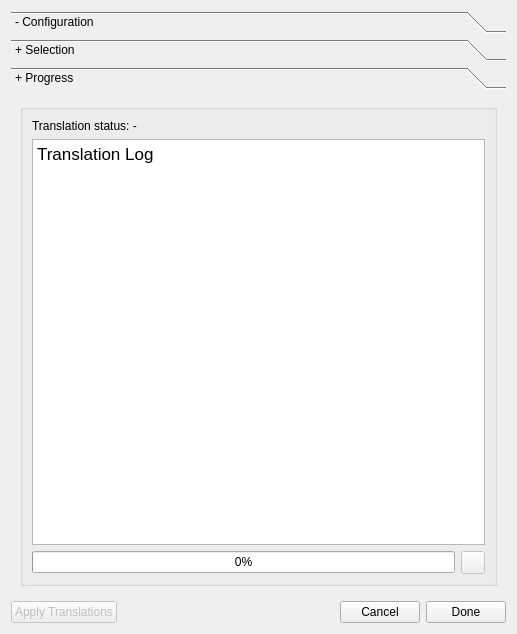
The window that src/linguist/linguist/machinetranslationdialog.ui (qt/qttools) describes before a commit, drawn with Qt 5.
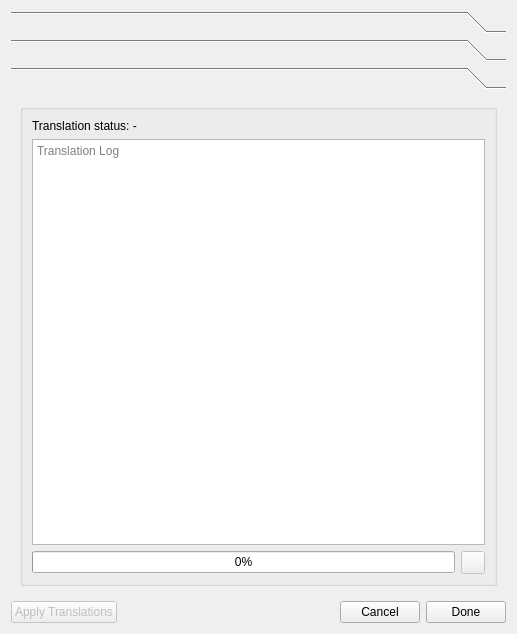
The same window after the commit. Icons and pictures are not drawn.

Commit message:
Qt Linguist: Improve translations of the AI translation dialog
- Remove "Dialog" from the MachineTranslationDialog title
- Remove HTML clutter by using placeholderText for the log display
- Remove the +/- indicators from the tool box texts by moving
  the texts into the source.
- Add some comments
- Fix message texts

Task-number: QTBUG-141111

The edit to the form file:
```diff
--- a/src/linguist/linguist/machinetranslationdialog.ui
+++ b/src/linguist/linguist/machinetranslationdialog.ui
@@ -34,9 +34,6 @@
         <height>432</height>
        </rect>
       </property>
-      <attribute name="label">
-       <string>- Configuration</string>
-      </attribute>
       <layout class="QVBoxLayout" name="verticalLayout_2">
        <item>
         <widget class="QGroupBox" name="configGroup">
@@ -176,9 +173,6 @@
         <height>432</height>
        </rect>
       </property>
-      <attribute name="label">
-       <string>+ Selection</string>
-      </attribute>
       <layout class="QVBoxLayout" name="verticalLayout_5">
        <item>
         <widget class="QGroupBox" name="selectionGroup">
@@ -325,9 +319,6 @@
         <height>460</height>
        </rect>
       </property>
-      <attribute name="label">
-       <string>+ Progress</string>
-      </attribute>
       <layout class="QVBoxLayout" name="verticalLayout_6">
        <item>
         <widget class="QGroupBox" name="progressGroup">
@@ -380,15 +371,8 @@
               <property name="readOnly">
                <bool>true</bool>
               </property>
-              <property name="html">
-               <string>&lt;!DOCTYPE HTML PUBLIC &quot;-//W3C//DTD HTML 4.0//EN&quot; &quot;http://www.w3.org/TR/REC-html40/strict.dtd&quot;&gt;
-&lt;html&gt;&lt;head&gt;&lt;meta name=&quot;qrichtext&quot; content=&quot;1&quot; /&gt;&lt;meta charset=&quot;utf-8&quot; /&gt;&lt;style type=&quot;text/css&quot;&gt;
-p, li { white-space: pre-wrap; }
-hr { height: 1px; border-width: 0; }
-li.unchecked::marker { content: &quot;\2610&quot;; }
-li.checked::marker { content: &quot;\2612&quot;; }
-&lt;/style&gt;&lt;/head&gt;&lt;body style=&quot; font-family:'.AppleSystemUIFont'; font-size:13pt; font-weight:400; font-style:normal;&quot;&gt;
-&lt;p style=&quot; margin-top:0px; margin-bottom:0px; margin-left:0px; margin-right:0px; -qt-block-indent:0; text-indent:0px;&quot;&gt;Translation Log&lt;/p&gt;&lt;/body&gt;&lt;/html&gt;</string>
+              <property name="placeholderText">
+               <string>Translation Log</string>
               </property>
              </widget>
             </item>
```
Left out of the diff: 4 changed lines with no effect on the pictures. The commit also changes 2 other files.
